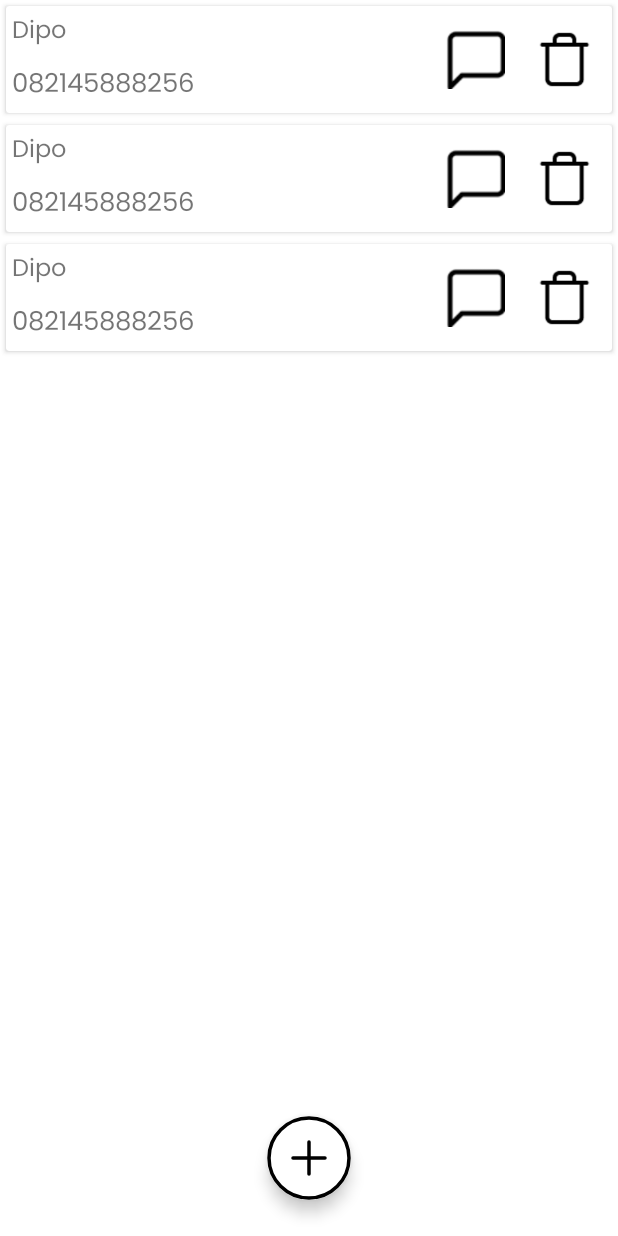
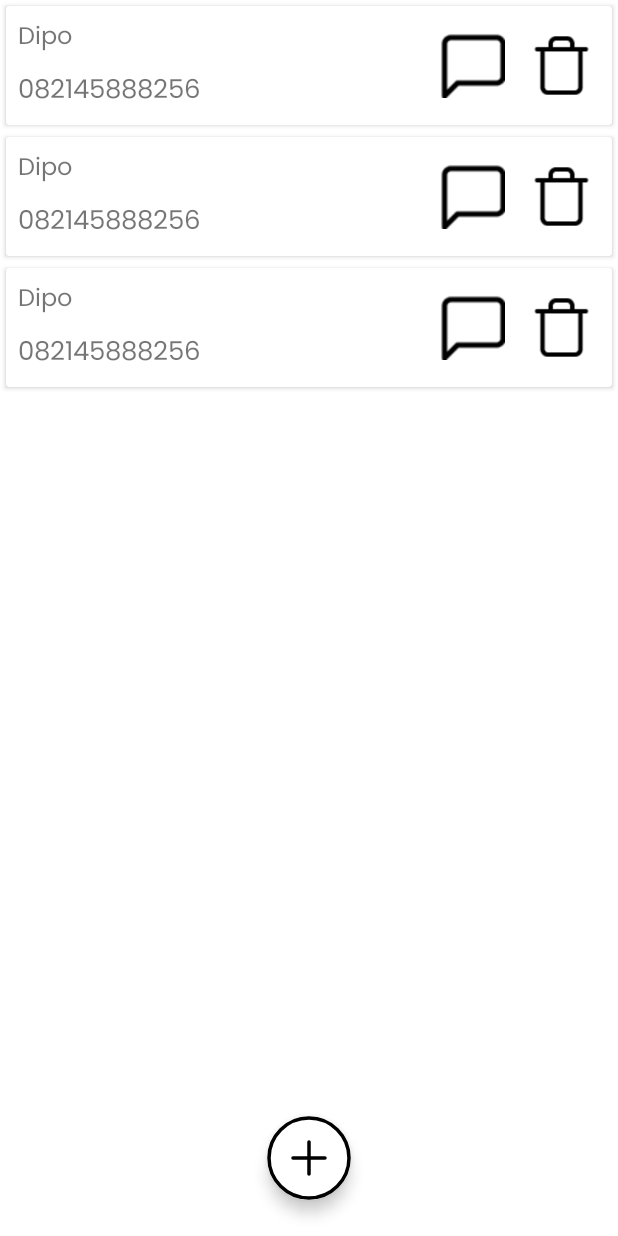
Before and after one commit to dipoengoro/AndroidContact, an Android app: the layout fragment_home.xml on its own in the app's theme, with its tools: preview values and no code run, on a phone screen of 412 x 824 dp. Run offline under Robolectric (Android 15) with nearby library versions, the phone set to English and light mode, and no system bars.

Commit message:
Refine list item

```diff
--- a/app/src/main/java/id/dipoengoro/contact/activity/MainActivity.kt
+++ b/app/src/main/java/id/dipoengoro/contact/activity/MainActivity.kt
@@ -25,12 +25,11 @@ class MainActivity : AppCompatActivity() {
         )
     }
 
-    override fun onOptionsItemSelected(item: MenuItem): Boolean =
-        when (item.itemId) {
-            android.R.id.home -> {
-                navController.navigateUp()
-                true
-            }
-            else -> super.onOptionsItemSelected(item)
+    override fun onOptionsItemSelected(item: MenuItem): Boolean = when (item.itemId) {
+        android.R.id.home -> {
+            navController.navigateUp()
+            true
         }
+        else -> super.onOptionsItemSelected(item)
+    }
 }
--- a/app/src/main/res/layout/list_item.xml
+++ b/app/src/main/res/layout/list_item.xml
@@ -13,23 +13,29 @@
         android:layout_marginStart="@dimen/small_margin"
         android:layout_marginTop="@dimen/extra_small_margin"
         android:layout_marginEnd="@dimen/small_margin"
-        android:layout_marginBottom="@dimen/extra_small_margin"
-        android:padding="@dimen/normal_margin">
+        android:layout_marginBottom="@dimen/extra_small_margin">
 
         <androidx.constraintlayout.widget.ConstraintLayout
             android:layout_width="match_parent"
-            android:layout_height="wrap_content">
+            android:layout_height="wrap_content"
+            android:padding="@dimen/small_margin">
+
+            <androidx.constraintlayout.widget.Guideline
+                android:id="@+id/guideline"
+                android:layout_width="wrap_content"
+                android:layout_height="wrap_content"
+                android:orientation="vertical"
+                app:layout_constraintGuide_percent="0.7" />
 
             <TextView
                 android:id="@+id/textName"
                 android:layout_width="@dimen/match_constraint"
                 android:layout_height="wrap_content"
                 android:layout_margin="@dimen/small_margin"
-                android:gravity="center_vertical"
                 android:maxLines="1"
                 android:textSize="@dimen/text_name_size"
                 app:layout_constraintBottom_toTopOf="@id/textNumber"
-                app:layout_constraintEnd_toStartOf="@+id/iconWhatsApp"
+                app:layout_constraintEnd_toStartOf="@+id/guideline"
                 app:layout_constraintStart_toStartOf="parent"
                 app:layout_constraintTop_toTopOf="parent"
                 app:layout_constraintVertical_chainStyle="packed"
@@ -40,11 +46,9 @@
                 android:layout_width="@dimen/match_constraint"
                 android:layout_height="wrap_content"
                 android:layout_margin="@dimen/small_margin"
-                android:layout_marginBottom="@dimen/small_margin"
-                android:gravity="center_vertical"
                 android:textSize="@dimen/text_number_size"
                 app:layout_constraintBottom_toBottomOf="parent"
-                app:layout_constraintEnd_toStartOf="@+id/iconWhatsApp"
+                app:layout_constraintEnd_toStartOf="@+id/guideline"
                 app:layout_constraintStart_toStartOf="parent"
                 app:layout_constraintTop_toBottomOf="@+id/textName"
                 tools:text="@string/example_number" />
@@ -54,10 +58,11 @@
                 android:layout_width="0dp"
                 android:layout_height="0dp"
                 android:layout_margin="@dimen/small_margin"
+                android:padding="@dimen/small_margin"
                 android:contentDescription="@string/delete_image"
-                android:padding="@dimen/normal_margin"
                 app:layout_constraintBottom_toBottomOf="@id/textNumber"
                 app:layout_constraintDimensionRatio="1:1"
+                app:layout_constraintStart_toEndOf="@+id/iconWhatsApp"
                 app:layout_constraintEnd_toEndOf="parent"
                 app:layout_constraintTop_toTopOf="@id/textName"
                 app:srcCompat="@drawable/trash" />
@@ -67,10 +72,11 @@
                 android:layout_width="0dp"
                 android:layout_height="0dp"
                 android:layout_margin="@dimen/small_margin"
+                android:padding="@dimen/small_margin"
                 android:contentDescription="@string/chat_image"
-                android:padding="@dimen/normal_margin"
                 app:layout_constraintBottom_toBottomOf="@id/textNumber"
                 app:layout_constraintDimensionRatio="1:1"
+                app:layout_constraintStart_toStartOf="@+id/guideline"
                 app:layout_constraintEnd_toStartOf="@+id/iconDelete"
                 app:layout_constraintTop_toTopOf="@id/textName"
                 app:srcCompat="@drawable/chat" />
```
